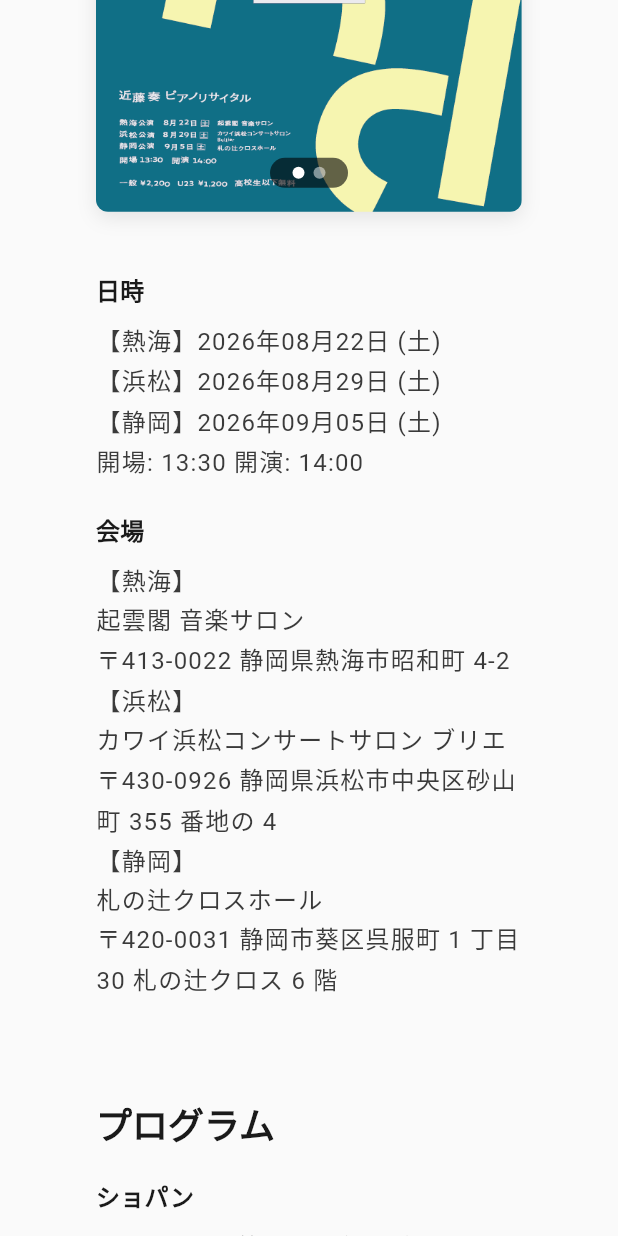
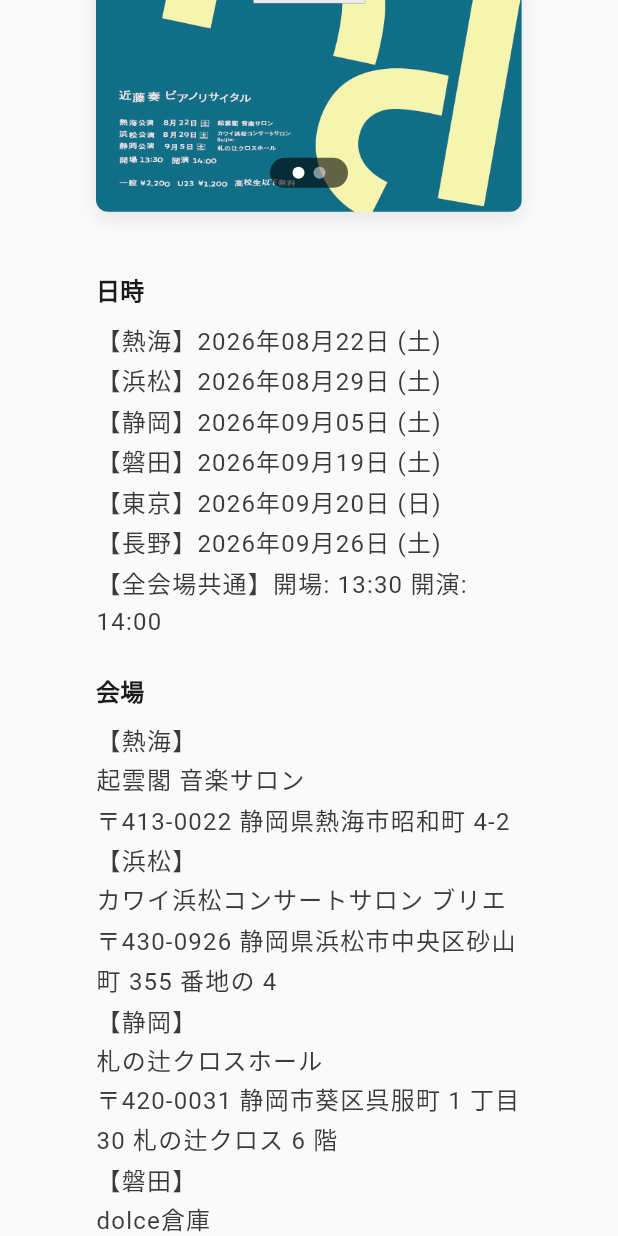
Before and after one commit to Shibatch28/kanade_hp, a Flutter app: the ConcertsScreen widget shown alone on an empty page, opened directly, scrolled down 576 dp, on a phone screen of 412 x 824 dp. Run offline on Flutter 3.47's test engine with Material 3 defaults, Android fonts, the phone set to English and light mode, and no system bars; our stand-ins replace equatable, flutter_bloc, flutter_svg, go_router, google_fonts.

Commit message:
res: 追加公演の情報を追加

```diff
--- a/lib/view/screen/concerts_screen.dart
+++ b/lib/view/screen/concerts_screen.dart
@@ -17,45 +17,72 @@
           ConcertInfo(
             title: '近藤奏ピアノリサイタル',
             date:
-                '【熱海】2026年08月22日 (土)\n【浜松】2026年08月29日 (土)\n【静岡】2026年09月05日 (土)',
-            time: '開場: 13:30 開演: 14:00',
+                '【熱海】2026年08月22日 (土)\n'
+                '【浜松】2026年08月29日 (土)\n'
+                '【静岡】2026年09月05日 (土)\n'
+                '【磐田】2026年09月19日 (土)\n'
+                '【東京】2026年09月20日 (日)\n'
+                '【長野】2026年09月26日 (土)',
+            time: '【全会場共通】開場: 13:30 開演: 14:00',
             venue:
-                '【熱海】\n起雲閣 音楽サロン\n〒413-0022 静岡県熱海市昭和町 4-2\n【浜松】\nカワイ浜松コンサートサロン ブリエ\n〒430-0926 静岡県浜松市中央区砂⼭町 355 番地の 4\n【静岡】\n札の辻クロスホール\n〒420-0031 静岡市葵区呉服町 1 丁⽬ 30 札の辻クロス 6 階',
+                '【熱海】\n'
+                '起雲閣 音楽サロン\n'
+                '〒413-0022 静岡県熱海市昭和町 4-2\n'
+                '【浜松】\n'
+                'カワイ浜松コンサートサロン ブリエ\n'
+                '〒430-0926 静岡県浜松市中央区砂⼭町 355 番地の 4\n'
+                '【静岡】\n'
+                '札の辻クロスホール\n'
+                '〒420-0031 静岡市葵区呉服町 1 丁⽬ 30 札の辻クロス 6 階\n'
+                '【磐田】\n'
+                'dolce倉庫\n'
+                '〒437-1203 静岡県磐田市福田 6085-15\n'
+                '(JR 磐田駅より車で 15 分 / バスで 20 分)\n'
+                '【東京】\n'
+                '下北沢アレイ'
+                '〒155-0031 東京都世田谷区北沢 2 丁目 24-8 下北沢アレイ 3 階\n'
+                '(下北沢駅（小田急線・井の頭線）より徒歩 5 分)\n'
+                '【長野】\n'
+                '〒380-0841 長野県長野市大門町511\n'
+                '(JR長野駅より徒歩15分)',
             address: '',
-            flyerImagePaths: [
-              'assets/flyers/20260812a.png',
-              'assets/flyers/20260812b.png',
+            flyerImagePaths: ['assets/flyers/20260812a.png', 'assets/flyers/20260812b.png'],
+            programs: [
+              ProgramItem(composer: 'ショパン', pieces: ['バラード第 1 番ト短調 作品 23']),
+              ProgramItem(composer: 'ベートーヴェン', pieces: ['ピアノソナタ第 7 番 イ⻑調 作品 10-3']),
+              ProgramItem(composer: 'ブルグミュラー', pieces: ['25 の練習曲より「すなおな⼼」「アラベスク」「パストラル(牧歌)」']),
+              ProgramItem(composer: 'ブラームス', pieces: ['２つのラプソディより第 1 番 ロ短調 作品 79-1']),
+              ProgramItem(composer: 'リスト', pieces: ['村の居酒屋での踊り(メフィストワルツ第 1 番) S.514']),
+              ProgramItem(composer: 'ドビュッシー', pieces: ['喜びの島']),
             ],
-            programs: [
-              ProgramItem(
-      composer: 'ショパン', pieces: ['バラード第 1 番ト短調 作品 23']),
-              ProgramItem(
-                composer: 'ベートーヴェン',
-                pieces: ['ピアノソナタ第 7 番 イ⻑調 作品 10-3'],
-              ),
-              ProgramItem(
-                composer: 'ブルグミュラー',
-                pieces: ['25 の練習曲より「すなおな⼼」「アラベスク」「パストラル(牧歌)」'],
-              ),
-              ProgramItem(
-                composer: 'ブラームス',
-                pieces: ['２つのラプソディより第 1 番 ロ短調 作品 79-1'],
-              ),
-              ProgramItem(
-                composer: 'リスト',
-                pieces: ['村の居酒屋での踊り(メフィストワルツ第 1 番) S.514'],
-              ),
-              ProgramItem(
-      composer: 'ドビュッシー', pieces: ['喜びの島']),
-            ],
-            ticketPrice: '一般 2,200円 U23 1,200円 ⾼校⽣以下無料\n未就学児童⼊場可\n⾞椅⼦席あり',
+            ticketPrice:
+                '一般 2,200円 U23 1,200円 ⾼校⽣以下無料\n'
+                '未就学児童⼊場可\n'
+                '車椅子席あり',
             ticketInfo:
-                'チケットぴあ\nすみやグッディ本店\nアクトシティ浜松チケットセンター(浜松公演のみ)\nHCF オンラインショップ(浜松公演のみ)',
+                '【全公演共通】\n'
+                'チケットぴあ\n'
+                'すみやグッディ本店(呉服町)\n'
+                '【浜松】\n'
+                'アクトシティ浜松チケットセンター\n'
+                'HCF オンラインショップ\n'
+                '【磐田】\n'
+                '磐田市情報館 ららぽーと磐田内\n'
+                '兵頭楽器店 掛川店\n'
+                '兵頭楽器店 袋井ミュージックセンター\n'
+                '【長野】\n'
+                'ヒオキ楽器本店\n'
+                '美鈴楽器本店',
             ticketOptions: [
-              'チケットぴあ\nhttps://t.pia.jp/pia/artist/artists.do?artistsCd=O7040029',
-              'すみやグッディ本店\nTEL：054-253-6222【11:00~19:00/⽔曜⽇定休】',
-              'アクトシティ浜松チケットセンター(浜松公演のみ)\n（店頭販売のみ／10：00〜19：00）',
-              'HCF オンラインショップ(浜松公演のみ)\nhttps://www.hcf.or.jp/shop/index.php',
+              '【全公演共通】\nチケットぴあ (Pコード：330403 ※磐田・東京・長野)\nhttps://t.pia.jp/pia/artist/artists.do?artistsCd=O7040029'
+                  '\nすみやグッディ 本店（呉服町）\nTEL：054-253-6222【11:00～19:00／水曜日定休】',
+              '【浜松】\nアクトシティ浜松チケットセンター\n（店頭販売のみ／10：00〜19：00）'
+                  '\nHCF オンラインショップ\nhttps://www.hcf.or.jp/shop/index.php',
+              '【磐田】\n磐田市情報館 ららぽーと磐田内\nTEL：0538-38-2974【10:00～20:00／土曜のみ21:00まで】'
+                  '\n兵頭楽器店 掛川店\nTEL：0537-23-0245【11:00~19:00／月曜定休、日曜日のみ18:00まで】'
+                  '\n兵頭楽器店 袋井ミュージックセンター\nTEL：0538-37-0354【14:30~19:00/日曜定休】',
+              '【長野】\nヒオキ楽器本店\nTEL：026-291-6438【10:00~19:00】'
+                  '\n美鈴楽器本店\nTEL：026-223-6000【10:00~19:00／日曜日のみ18:00まで】',
             ],
             additionalInfo: '高校生以下無料のチケットはすみやグッディでお買い求め頂くか、主催者に直接お問い合わせください。',
           ),
```
